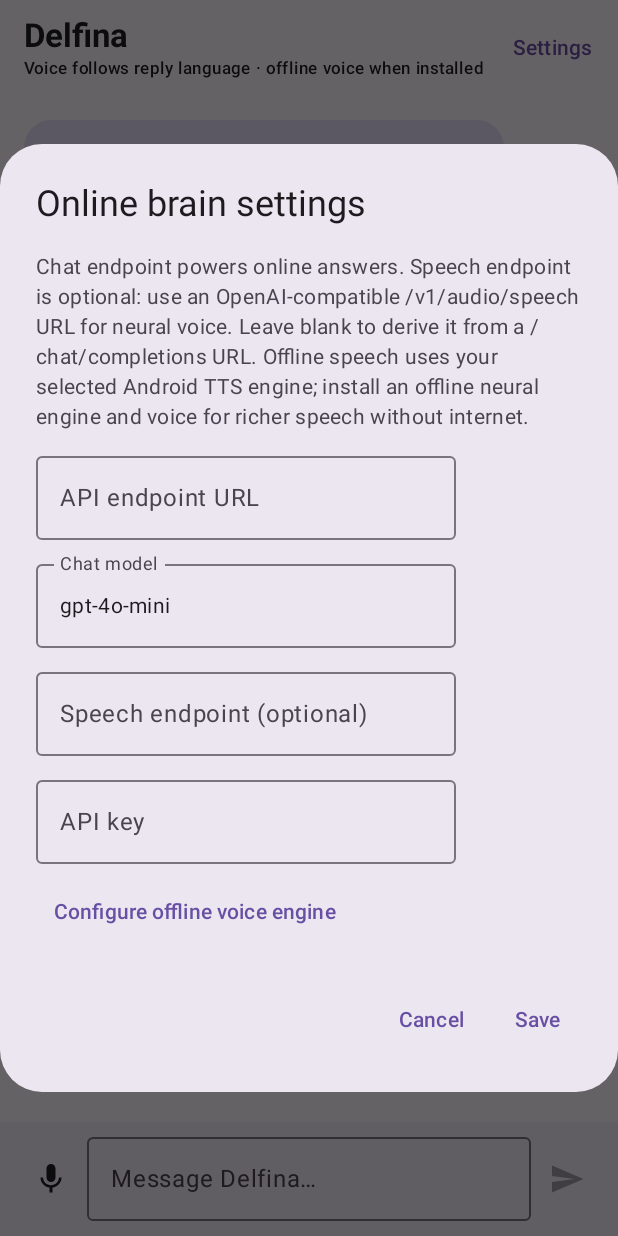
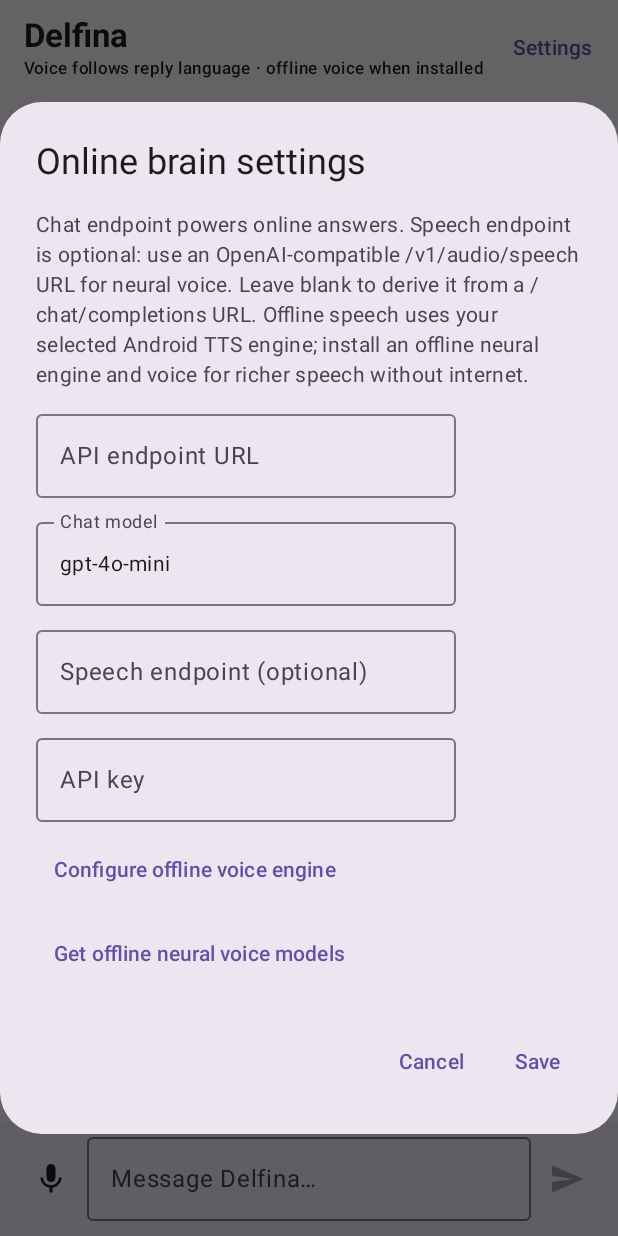
Before and after one commit to inkbymuntaha-alt/Delfina, an Android app built with Jetpack Compose: the screen it shows after launch (MainActivity), after a tap on "Settings", on a phone screen of 412 x 824 dp. Run offline under Robolectric (Android 15) with nearby library versions, the phone set to English and light mode, and no system bars.

Commit message:
Add official offline neural voice model download shortcut

```diff
--- a/app/src/main/java/com/musha/delfina/MainActivity.kt
+++ b/app/src/main/java/com/musha/delfina/MainActivity.kt
@@ -256,6 +256,9 @@ private fun DelfinaScreen(onSpeak: (String, String, String, String) -> Unit) {
                         try { context.startActivity(Intent(Settings.ACTION_TTS_SETTINGS)) }
                         catch (_: Exception) { context.startActivity(Intent(Settings.ACTION_SETTINGS)) }
                     }) { Text("Configure offline voice engine") }
+                    TextButton(onClick = {
+                        context.startActivity(Intent(Intent.ACTION_VIEW, android.net.Uri.parse("https://k2-fsa.github.io/sherpa/onnx/tts/apk-engine.html")))
+                    }) { Text("Get offline neural voice models") }
                 }
             },
             confirmButton = {
```
